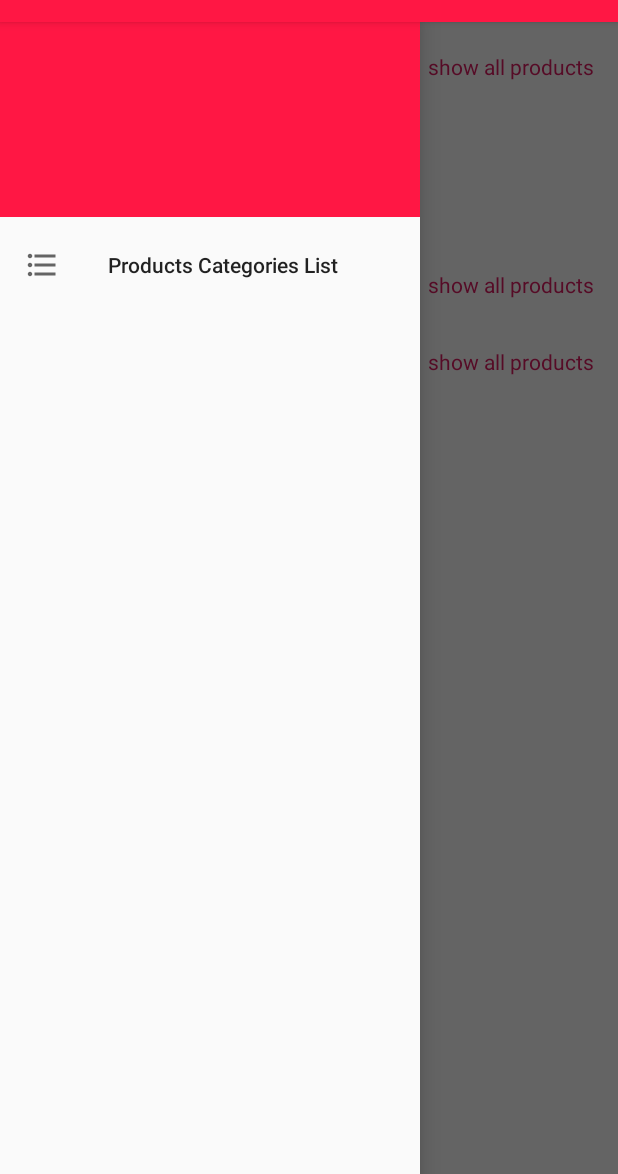
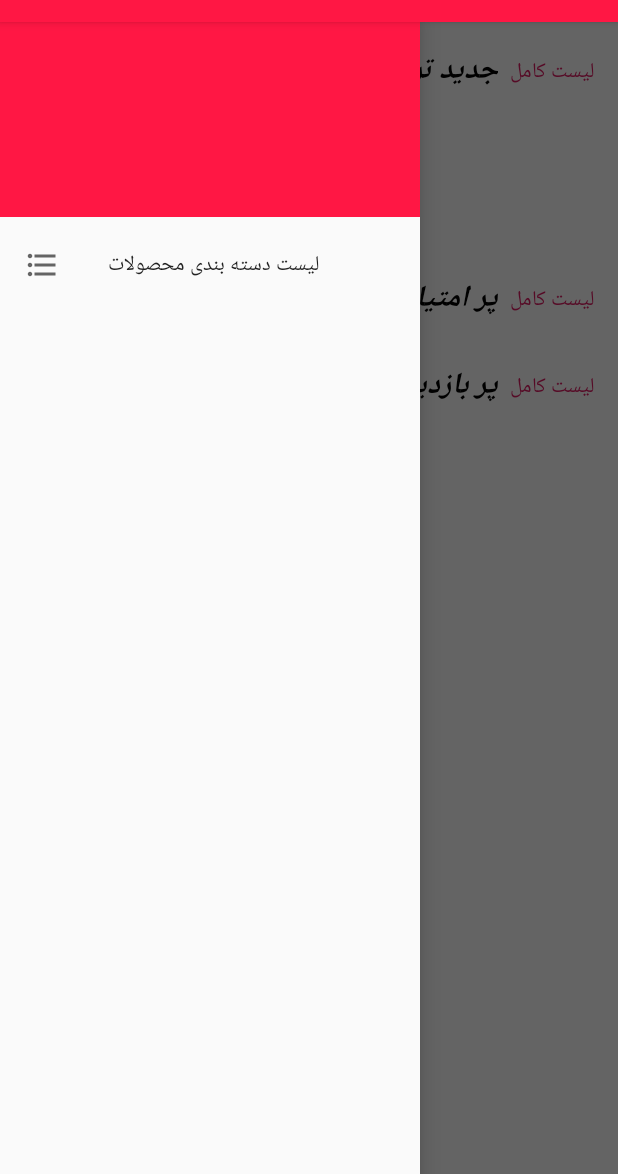
Before and after one commit to sepehrs3ep/Android-Online-Market, an Android app: the screen it shows after launch (MainMarketActivity), with the side drawer open, on a phone screen of 412 x 824 dp, the part 62-1236 px from its top. Run offline under Robolectric (Android 15) with nearby library versions, the phone set to English and light mode, and no system bars; our stand-ins replace CircleImageView, Picasso; pictures from the network do not load; 1 statement that could not run was skipped.

Commit message:
+ start fragment changed and button for try again is added and strings resource changed to persian.

```diff
--- a/app/src/main/java/project/com/maktab/onlinemarket/controller/fragment/StartFragment.java
+++ b/app/src/main/java/project/com/maktab/onlinemarket/controller/fragment/StartFragment.java
@@ -12,6 +12,7 @@ import android.support.v4.app.Fragment;
 import android.view.LayoutInflater;
 import android.view.View;
 import android.view.ViewGroup;
+import android.widget.Button;
 import android.widget.Toast;
 
 import com.airbnb.lottie.LottieAnimationView;
@@ -34,6 +35,7 @@ import project.com.maktab.onlinemarket.network.RetrofitClientInstance;
 public class StartFragment extends Fragment {
     private LottieAnimationView mBagAnimationView;
     private LottieAnimationView mInternetAnimationView;
+    private Button mTryAgainButton;
 
 
     public static StartFragment newInstance() {
@@ -60,50 +62,51 @@ public class StartFragment extends Fragment {
 
         mBagAnimationView = view.findViewById(R.id.bag_lottie_animation);
         mInternetAnimationView = view.findViewById(R.id.no_internet_lottie_animation);
+        mTryAgainButton = view.findViewById(R.id.try_again_btn);
         mInternetAnimationView.setVisibility(View.GONE);
+        mTryAgainButton.setVisibility(View.GONE);
 
 
+        startInit();
+
+        mTryAgainButton.setOnClickListener(new View.OnClickListener() {
+            @Override
+            public void onClick(View v) {
+                startInit();
+            }
+        });
+
+        return view;
+    }
+
+    private void startInit() {
         if (isNetworkAvailable()) {
-  /*          Retrofit retrofit = RetrofitClientInstance.getRetrofitInstance();
-            Api api = retrofit.create(Api.class);
-            api.getAllProducts("date").enqueue(new Callback<List<Product>>() {
-                @Override
-                public void onResponse(Call<List<Product>> call, Response<List<Product>> response) {
-                    ProductLab.getInstance().setNewProducts(response.body());
-                    Intent intent = MainMarketActivity.getIntent(getActivity());
-                    startActivity(intent);
-                }
+            mBagAnimationView.setVisibility(View.VISIBLE);
+            mInternetAnimationView.setVisibility(View.GONE);
+            mTryAgainButton.setVisibility(View.GONE);
+            mBagAnimationView.playAnimation();
 
-                @Override
-                public void onFailure(Call<List<Product>> call, Throwable t) {
-                    Toast.makeText(getActivity(), R.string.problem_response, Toast.LENGTH_SHORT).show();
-
-                }
-            });
-
-*/
             new InitProductsAsynceTask().execute();
 
-
         } else {
-            new Handler().postDelayed(new Runnable() {
+         /*   new Handler().postDelayed(new Runnable() {
                 @Override
                 public void run() {
+
                     getActivity().finishAffinity();
                 }
             }, 5000);
-
+*/
 
             Toast.makeText(getActivity(), R.string.no_internet_connection, Toast.LENGTH_SHORT).show();
             mBagAnimationView.cancelAnimation();
             mBagAnimationView.setVisibility(View.GONE);
             mInternetAnimationView.setVisibility(View.VISIBLE);
             mInternetAnimationView.playAnimation();
+            mTryAgainButton.setVisibility(View.VISIBLE);
 
 
         }
-
-        return view;
     }
 
     private boolean isNetworkAvailable() {
--- a/app/src/main/res/values/strings.xml
+++ b/app/src/main/res/values/strings.xml
@@ -1,26 +1,27 @@
 <resources>
     <string name="app_name">OnlineMarket</string>
-    <string name="no_internet_connection">no internet connection ! try again.</string>
-    <string name="problem_response">problem with your request</string>
+    <string name="no_internet_connection">خطا در اتصال به اینترنت</string>
+    <string name="problem_response">خطا در برقراری ارتباط</string>
 
-    <string name="list_category_menu">Products Categories List</string>
+    <string name="list_category_menu">لیست دسته بندی محصولات</string>
 
     <string name="drawer_open">open</string>
     <string name="drawer_close">close</string>
-    <string name="new_products">New Products</string>
-    <string name="visited_products">Most Visited products </string>
-    <string name="rated_products">Most Rated Products</string>
-    <string name="progress_product">Getting products info</string>
-    <string name="progress_category">Getting categories info</string>
-    <string name="product_info">Information</string>
-    <string name="product_description">Description</string>
-    <string name="no_item">no products !</string>
-    <string name="load_data">loading data!</string>
-    <string name="search">search products</string>
-    <string name="all_product_list">show all products</string>
-    <string name="no_page">no more page available</string>
+    <string name="new_products">جدید ترین محصولات</string>
+    <string name="visited_products">پر بازدید ترین محصولات</string>
+    <string name="rated_products">پر امتیاز ترین محصولات</string>
+    <string name="progress_product">در حال دریافت اطلاعات محصول</string>
+    <string name="progress_category">در حال دریافت دسته بندی ها</string>
+    <string name="product_info">مشخصات</string>
+    <string name="product_description">توضیحات</string>
+    <string name="no_item">محصولی یافت نشد</string>
+    <string name="load_data">در حال بارگذاری اطلاعات</string>
+    <string name="search">جستجو کردن محصول</string>
+    <string name="all_product_list">لیست کامل</string>
+    <string name="no_page">صفحه ی بیشتری یافت نشد</string>
+    <string name="try_again">دوباره تلاش کن</string>
 
-    <string name="related_products">Related Products</string>
+    <string name="related_products">محصولات مشابه</string>
 
     <!-- TODO: Remove or change this placeholder text -->
     <string name="hello_blank_fragment">Hello blank fragment</string>
```
Also changed, not shown: app/src/main/res/drawable/button_border.xml (added, +11 -0 lines), app/src/main/res/layout/fragment_start.xml (+13 -0 lines).
